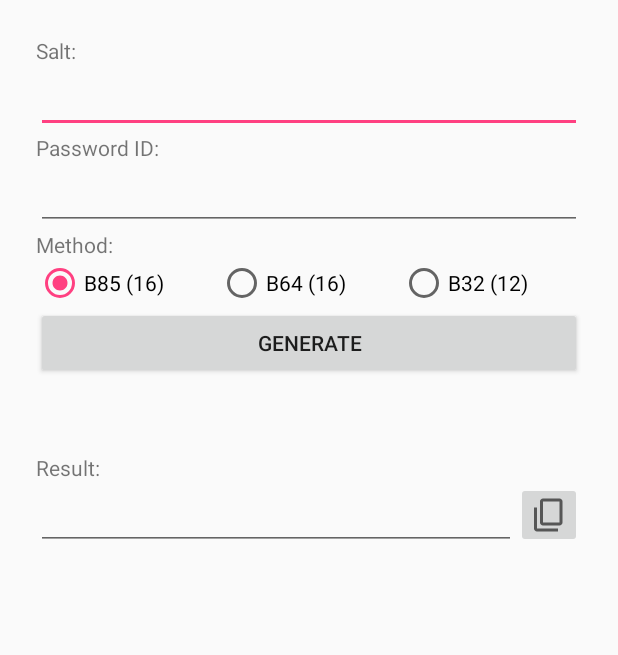
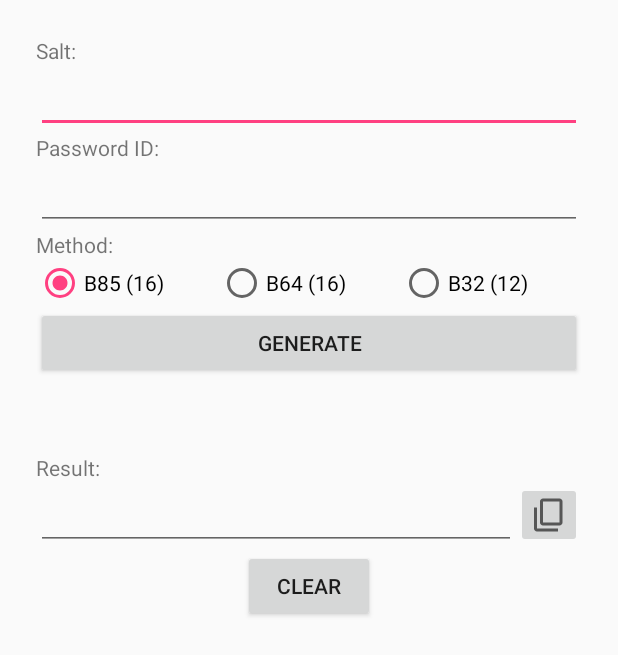
Before and after one commit to noliran/ykpass, an Android app: the screen it shows after launch (MainActivity), after a tap on an icon or button, on a phone screen of 412 x 824 dp. Shown: the top 655 px of the screen. Run offline under Robolectric (Android 15) with nearby library versions, the phone set to English and light mode, and no system bars; libraries missing offline, so code that uses them is left out: com.github.fzakaria.ascii85.

Commit message:
Minor changes to Android app

```diff
--- a/android/app/src/main/java/org/liran/noam/ykpassdroid/MainActivity.java
+++ b/android/app/src/main/java/org/liran/noam/ykpassdroid/MainActivity.java
@@ -26,6 +26,7 @@ public class MainActivity extends Activity {
     private EditText etPasswordId;
     private EditText etResult;
     private Button btnGenerate;
+    private Button btnClear;
     private ImageButton btnCopy;
     private RadioGroup rgMethod;
 
@@ -39,6 +40,7 @@ public class MainActivity extends Activity {
         etResult = findViewById(R.id.etResult);
         btnGenerate = findViewById(R.id.btnGenerate);
         btnCopy = findViewById(R.id.btnCopy);
+        btnClear = findViewById(R.id.btnClear);
         rgMethod = findViewById(R.id.rgMethod);
 
         btnGenerate.setOnClickListener(new View.OnClickListener() {
@@ -58,7 +60,20 @@ public class MainActivity extends Activity {
                 ClipData clip = ClipData.newPlainText("ykpassDroid", etResult.getText());
                 clipboard.setPrimaryClip(clip);
 
-                Toast.makeText(MainActivity.this, "Copied", Toast.LENGTH_SHORT).show();
+                MainActivity.this.runOnUiThread(new Runnable() {
+                    @Override
+                    public void run() {
+                        Toast.makeText(MainActivity.this, "Copied", Toast.LENGTH_SHORT).show();
+                    }
+                });
+            }
+        });
+
+        btnClear.setOnClickListener(new View.OnClickListener() {
+            @Override
+            public void onClick(View v) {
+                etPasswordId.setText("");
+                etResult.setText("");
             }
         });
 
--- a/android/app/src/main/res/layout/activity_main.xml
+++ b/android/app/src/main/res/layout/activity_main.xml
@@ -42,7 +42,7 @@
             android:layout_width="match_parent"
             android:layout_height="wrap_content"
             android:ems="10"
-            android:inputType="textPassword" />
+            android:inputType="textVisiblePassword" />
 
         <TextView
             android:id="@+id/tv3"
@@ -122,5 +122,15 @@
                 android:src="?android:attr/actionModeCopyDrawable" />
         </LinearLayout>
 
+        <Button
+            android:id="@+id/btnClear"
+            android:layout_width="wrap_content"
+            android:layout_height="wrap_content"
+            android:layout_gravity="center_horizontal"
+            android:text="Clear"
+            tools:layout_editor_absoluteX="148dp"
+            tools:layout_editor_absoluteY="380dp" />
+
     </LinearLayout>
+
 </android.support.constraint.ConstraintLayout>
```
